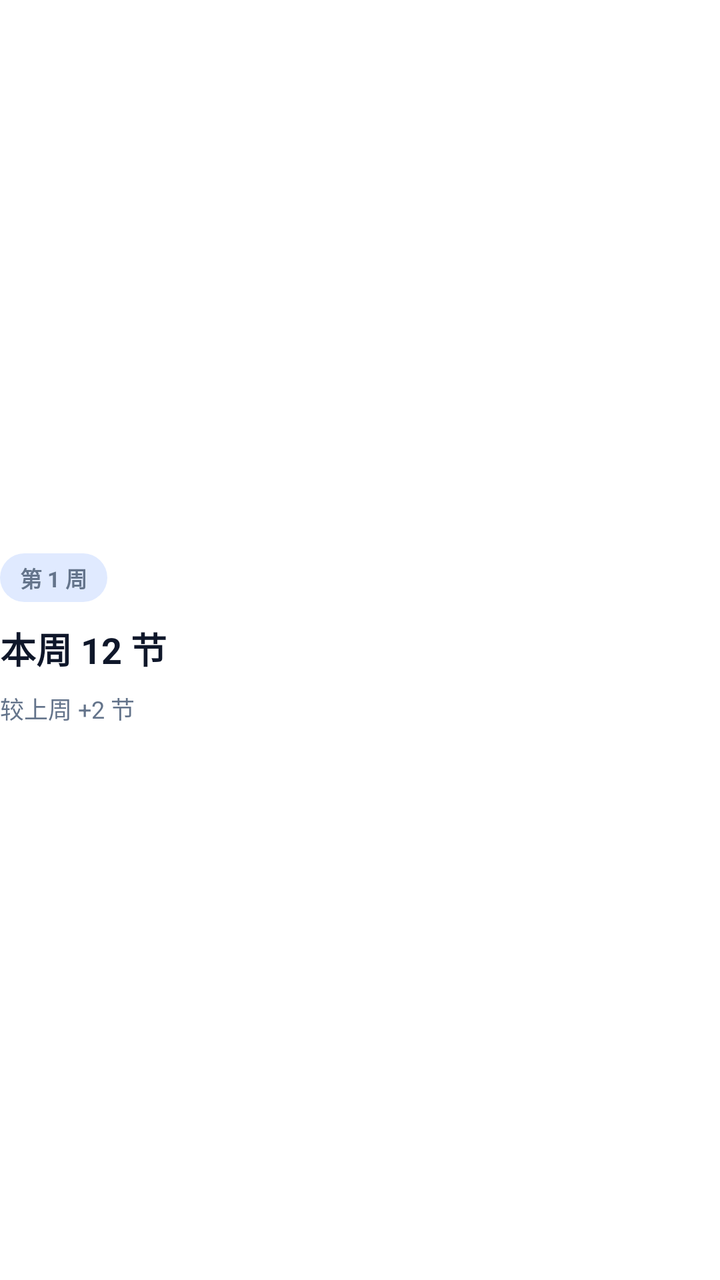
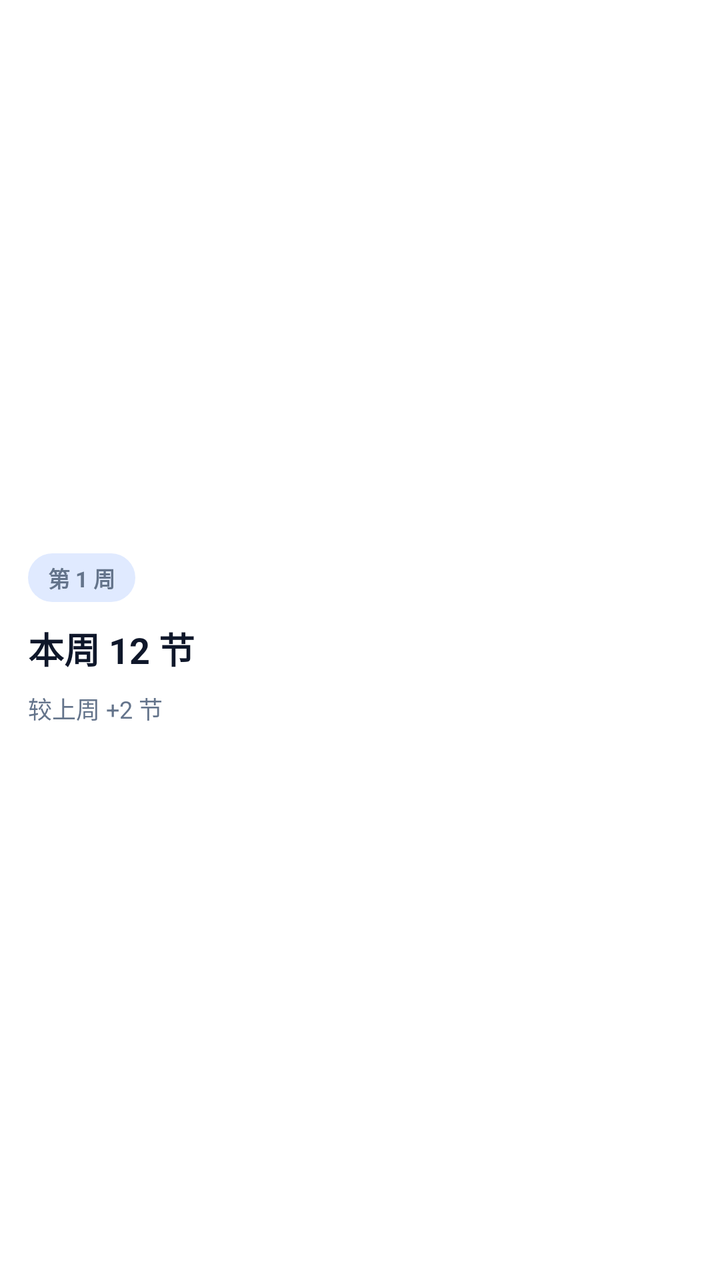

The first picture is an Android layout as it rendered before a commit; the second is the same layout after the commit. The layout source and the unified diff follow.
<!-- AndroidManifest.xml: fallback theme Theme.MaterialComponents.DayNight.NoActionBar -->
<!-- res/layout/widget_stats_compact.xml -->
<?xml version="1.0" encoding="utf-8"?>
<FrameLayout xmlns:android="http://schemas.android.com/apk/res/android"
    android:id="@+id/widget_root"
    android:layout_width="match_parent"
    android:layout_height="match_parent">

    <LinearLayout
        android:id="@+id/widget_card"
        android:layout_width="match_parent"
        android:layout_height="match_parent"
        android:gravity="center_vertical"
        android:orientation="vertical">

        <TextView
            android:id="@+id/stats_week"
            android:layout_width="wrap_content"
            android:layout_height="wrap_content"
            android:background="@drawable/widget_status_chip_strong"
            android:ellipsize="end"
            android:maxLines="1"
            android:paddingLeft="10dp"
            android:paddingTop="4dp"
            android:paddingRight="10dp"
            android:paddingBottom="4dp"
            android:text="第 1 周"
            android:textColor="#64748B"
            android:textSize="11sp"
            android:textStyle="bold" />

        <TextView
            android:id="@+id/stats_sections"
            android:layout_width="match_parent"
            android:layout_height="wrap_content"
            android:layout_marginTop="10dp"
            android:ellipsize="end"
            android:maxLines="1"
            android:text="本周 12 节"
            android:textColor="#0F172A"
            android:textSize="18sp"
            android:textStyle="bold" />

        <TextView
            android:id="@+id/stats_delta"
            android:layout_width="match_parent"
            android:layout_height="wrap_content"
            android:layout_marginTop="8dp"
            android:ellipsize="end"
            android:maxLines="1"
            android:text="较上周 +2 节"
            android:textColor="#64748B"
            android:textSize="12sp" />

    </LinearLayout>

</FrameLayout>
<!-- resources referenced by this layout -->
<resources>
  <!-- drawable widget_status_chip_strong (drawable) -->
  <?xml version="1.0" encoding="utf-8"?>
  <shape xmlns:android="http://schemas.android.com/apk/res/android"
      android:shape="rectangle">
      <corners android:radius="999dp" />
      <solid android:color="#E0EAFF" />
  </shape>
</resources>

<!-- the commit's change to res/layout/widget_stats_compact.xml (unified diff, before → after) -->
@@ -9,7 +9,8 @@
         android:layout_width="match_parent"
         android:layout_height="match_parent"
         android:gravity="center_vertical"
-        android:orientation="vertical">
+        android:orientation="vertical"
+        android:padding="14dp">
 
         <TextView
             android:id="@+id/stats_week"
